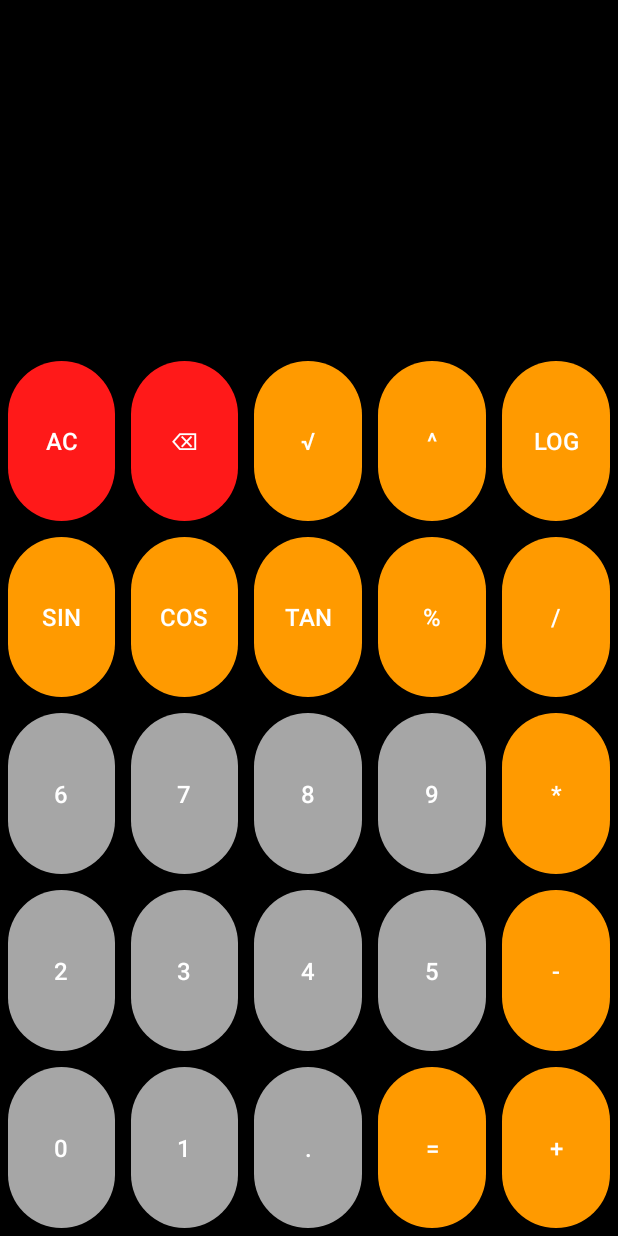
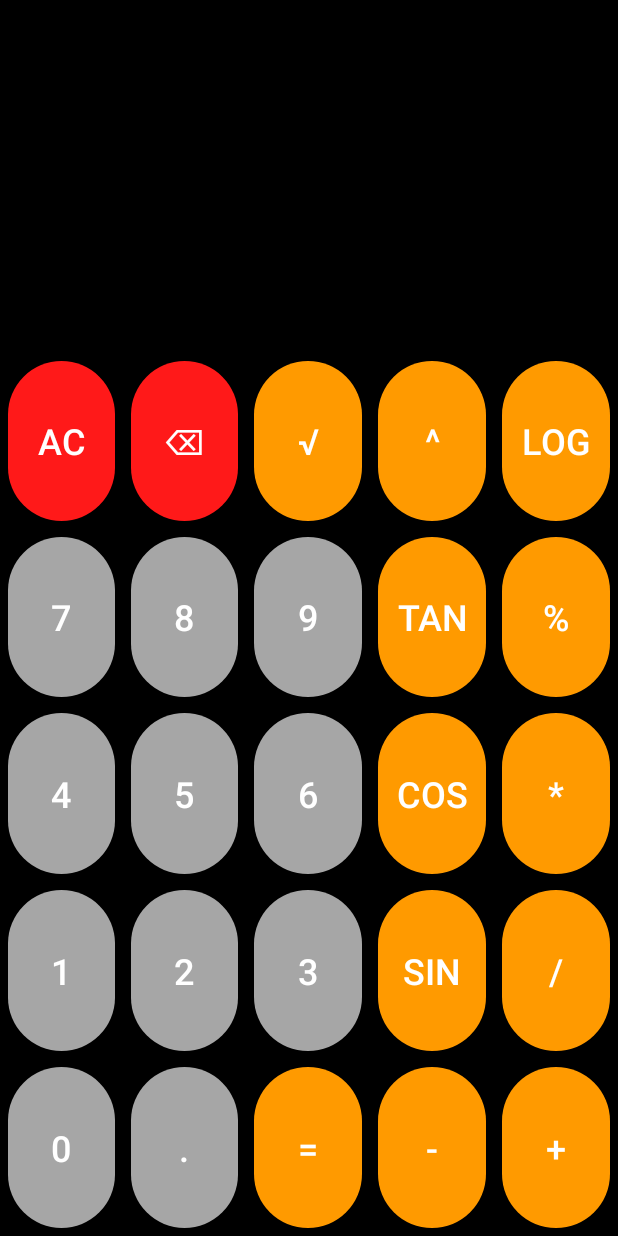
Before and after one commit to m4tiss/calculatorAndroid, an Android app: the AdvancedCalcActivity screen opened directly, with no data from a screen before it, on a phone screen of 412 x 824 dp. Run offline under Robolectric (Android 15) with nearby library versions, the phone set to English and light mode, and no system bars.

Commit message:
correct result value dispaly

```diff
--- a/app/src/main/java/com/example/calculatormg/AdvancedCalcActivity.kt
+++ b/app/src/main/java/com/example/calculatormg/AdvancedCalcActivity.kt
@@ -135,8 +135,7 @@ class AdvancedCalcActivity : Activity() {
         try {
             val expression = ExpressionBuilder(expressionString).build()
             val calculatedResult = expression.evaluate()
-            val resultString = String.format("%.8f", calculatedResult)
-            result.text = resultString.substring(0, minOf(resultString.length, 8))
+            result.text = calculatedResult.toString()
             resultText = result.text.toString()
         } catch (e: Exception) {
             result.text = "Error"
--- a/app/src/main/java/com/example/calculatormg/SimpleCalcActivity.kt
+++ b/app/src/main/java/com/example/calculatormg/SimpleCalcActivity.kt
@@ -95,8 +95,7 @@ class SimpleCalcActivity : Activity() {
         try {
             val expression = ExpressionBuilder(expressionString).build()
             val calculatedResult = expression.evaluate()
-            val resultString = String.format("%.8f", calculatedResult)
-            result.text = resultString.substring(0, minOf(resultString.length, 8))
+            result.text = calculatedResult.toString()
             resultText = result.text.toString()
         } catch (e: Exception) {
             result.text = "Error"
--- a/app/src/main/res/layout/advanced_calc_layout.xml
+++ b/app/src/main/res/layout/advanced_calc_layout.xml
@@ -23,7 +23,7 @@
             android:paddingRight="40dp"
             android:textColor="@color/white"
             android:layout_weight="1"
-            android:textSize="@dimen/calc_font"
+            android:textSize="@dimen/areas_font"
             tools:ignore="MissingConstraints" />
 
         <TextView
@@ -34,7 +34,7 @@
             android:gravity="end|center"
             android:textColor="@color/white"
             android:paddingRight="40dp"
-            android:textSize="@dimen/calc_font"
+            android:textSize="@dimen/areas_font"
             tools:ignore="MissingConstraints"
             />
 
@@ -48,8 +48,6 @@
             style="@style/clearButton"
             android:text="AC"
             android:onClick="allClear"/>
-
-
         <Button
             style="@style/clearButton"
             android:text="⌫"
@@ -59,7 +57,6 @@
             android:text="√"
             android:onClick="advancedOperationAction"
             android:id="@+id/sqrt"/>
-
         <Button
             style="@style/operationButton"
             android:onClick="advancedOperationAction"
@@ -79,16 +76,15 @@
         tools:ignore="MissingConstraints">
 
         <Button
-            style="@style/operationButton"
-            android:onClick="advancedOperationAction"
-            android:text="sin"
-            android:id="@+id/sin"/>
+            style="@style/numberButton"
+            android:text="7"/>
+        <Button
+            style="@style/numberButton"
+            android:text="8"/>
+        <Button
+            style="@style/numberButton"
+            android:text="9"/>
 
-        <Button
-            style="@style/operationButton"
-            android:onClick="advancedOperationAction"
-            android:text="cos"
-            android:id="@+id/cos"/>
         <Button
             style="@style/operationButton"
             android:onClick="advancedOperationAction"
@@ -100,11 +96,6 @@
             android:text="%"
             android:id="@+id/percent"/>
 
-        <Button
-            style="@style/operationButton"
-            android:text="/"/>
-
-
 
     </LinearLayout>
 
@@ -114,24 +105,24 @@
 
         <Button
             style="@style/numberButton"
+            android:text="4"/>
+
+        <Button
+            style="@style/numberButton"
+            android:text="5"/>
+        <Button
+            style="@style/numberButton"
             android:text="6"/>
 
         <Button
-            style="@style/numberButton"
-            android:text="7"/>
-        <Button
-            style="@style/numberButton"
-            android:text="8"/>
-
-        <Button
-            style="@style/numberButton"
-            android:text="9"/>
+            style="@style/operationButton"
+            android:onClick="advancedOperationAction"
+            android:text="cos"
+            android:id="@+id/cos"/>
 
         <Button
             style="@style/operationButton"
             android:text="*"/>
-
-
 
     </LinearLayout>
 
@@ -141,23 +132,25 @@
 
         <Button
             style="@style/numberButton"
-            android:text="2" />
+            android:text="1" />
+
+        <Button
+            style="@style/numberButton"
+            android:text="2"/>
 
         <Button
             style="@style/numberButton"
             android:text="3"/>
 
         <Button
-            style="@style/numberButton"
-            android:text="4"/>
-
-        <Button
-            style="@style/numberButton"
-            android:text="5"/>
+            style="@style/operationButton"
+            android:onClick="advancedOperationAction"
+            android:text="sin"
+            android:id="@+id/sin"/>
 
         <Button
             style="@style/operationButton"
-            android:text="-"/>
+            android:text="/"/>
 
     </LinearLayout>
 
@@ -172,10 +165,6 @@
 
         <Button
             style="@style/numberButton"
-            android:text="1"/>
-
-        <Button
-            style="@style/numberButton"
             android:onClick="commaAction"
             android:text="."/>
 
@@ -187,8 +176,11 @@
 
         <Button
             style="@style/operationButton"
+            android:text="-"/>
+
+        <Button
+            style="@style/operationButton"
             android:text="+"/>
-
 
     </LinearLayout>
 
--- a/app/src/main/res/layout/simple_calc_layout.xml
+++ b/app/src/main/res/layout/simple_calc_layout.xml
@@ -23,7 +23,7 @@
             android:paddingRight="40dp"
             android:textColor="@color/white"
             android:layout_weight="1"
-            android:textSize="40sp"
+            android:textSize="@dimen/areas_font"
             tools:ignore="MissingConstraints" />
 
         <TextView
@@ -34,7 +34,7 @@
             android:gravity="end|center"
             android:textColor="@color/white"
             android:paddingRight="40dp"
-            android:textSize="40sp"
+            android:textSize="@dimen/areas_font"
             tools:ignore="MissingConstraints"
              />
 
--- a/app/src/main/res/values-sw600dp/dimens.xml
+++ b/app/src/main/res/values-sw600dp/dimens.xml
@@ -1,5 +1,6 @@
 <?xml version="1.0" encoding="utf-8"?>
 <resources>
+    <dimen name="areas_font">40sp</dimen>
     <dimen name="menu_font">32sp</dimen>
     <dimen name="calc_font">50sp</dimen>
     <dimen name="about_me_font">50sp</dimen>
--- a/app/src/main/res/values/dimens.xml
+++ b/app/src/main/res/values/dimens.xml
@@ -1,6 +1,7 @@
 <?xml version="1.0" encoding="utf-8"?>
 <resources>
-    <dimen name="menu_font">16sp</dimen>
-    <dimen name="calc_font">16sp</dimen>
-    <dimen name="about_me_font">16sp</dimen>
+    <dimen name="areas_font">40sp</dimen>
+    <dimen name="menu_font">24sp</dimen>
+    <dimen name="calc_font">24sp</dimen>
+    <dimen name="about_me_font">24sp</dimen>
 </resources>
```
